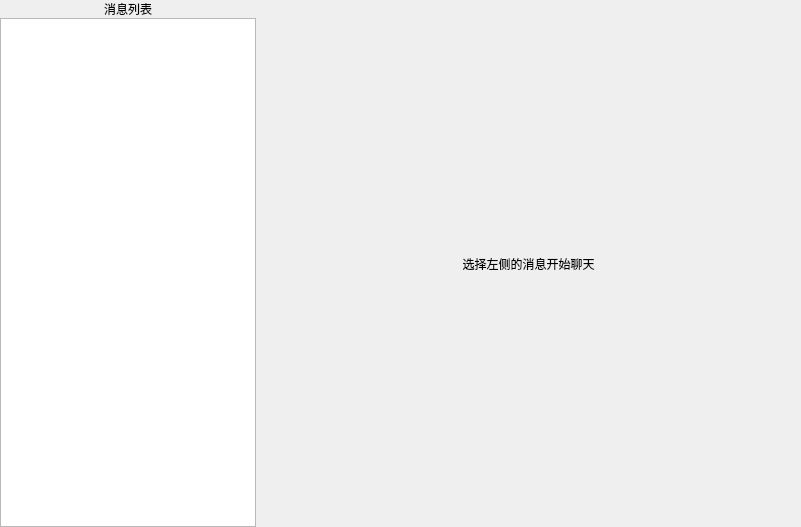
Old version of the form mainwindow.ui in the repository MonoKelvin/InkChat.
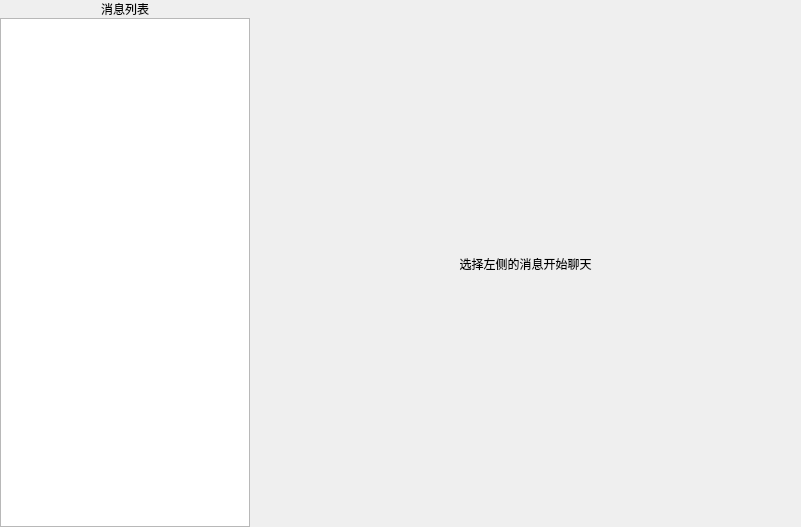
New version of the form. Custom widgets are drawn as their Qt base class.

What changed in the file:
```diff
--- a/mainwindow.ui
+++ b/mainwindow.ui
@@ -79,7 +79,7 @@
            </property>
            <property name="maximumSize">
             <size>
-             <width>280</width>
+             <width>250</width>
              <height>16777215</height>
             </size>
            </property>
```
